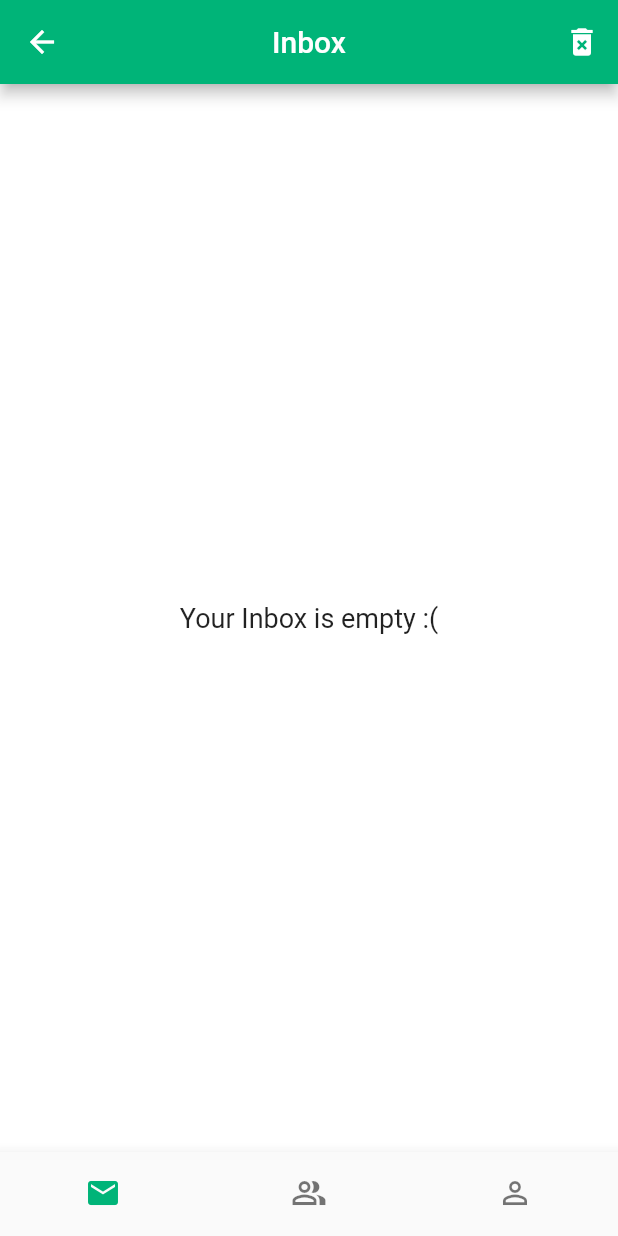
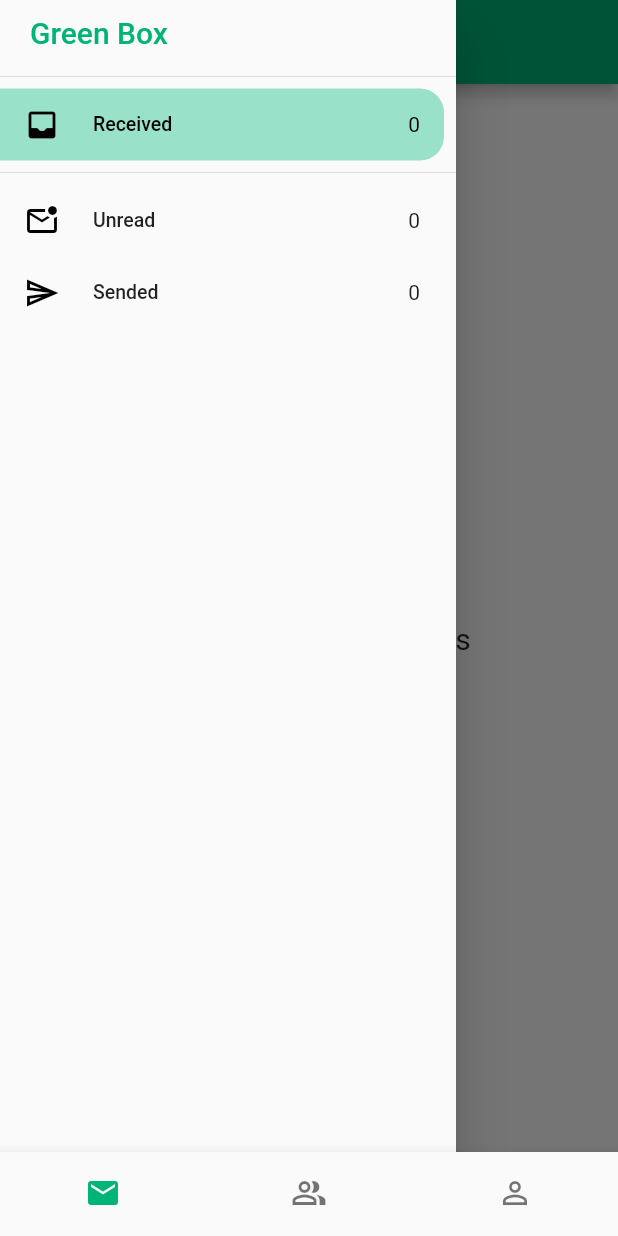
Before and after one commit to nikolay-potehin/firebase_login_app, a Flutter app: the _HomePageView screen opened directly, with the side drawer open (before the commit the screen has no drawer), on a phone screen of 412 x 824 dp. Run offline on Flutter 3.47's test engine with Material 2 defaults, Android fonts, the phone set to English and light mode, and no system bars; our stand-ins replace cloud_firestore, firebase_auth, firebase_core; accounts and stored records are empty.

Commit message:
Big Update - Inbox Drawer and Folders (basic filtering)

```diff
--- /dev/null
+++ b/lib/extensions/int_extenstions.dart
@@ -0,0 +1,3 @@
+extension IntExtensions on int {
+  String toCountString() => this < 100 ? toString() : '99+';
+}
--- a/lib/models/inbox_model.dart
+++ b/lib/models/inbox_model.dart
@@ -4,36 +4,92 @@ import 'package:cloud_firestore/cloud_firestore.dart';
 import 'package:firebase_login_app/repositories/user_repository.dart';
 import 'package:flutter/material.dart';
 
+enum Messages { sended, received, unread }
+
 class InboxModel extends ChangeNotifier {
-  late final Stream<QuerySnapshot<Map<String, dynamic>>> _stream;
-  late final StreamSubscription _streamSubscription;
-  QuerySnapshot<Map<String, dynamic>>? receivedMessages;
+  late final Stream<QuerySnapshot<Map<String, dynamic>>> _receivedMsgStream;
+  late final StreamSubscription _receivedMsgSubscription;
+  List<DocumentSnapshot<Map<String, dynamic>>>? _receivedMessages;
+
+  late final Stream<QuerySnapshot<Map<String, dynamic>>> _sendedMsgStream;
+  late final StreamSubscription _sendedMsgSubscription;
+  List<DocumentSnapshot<Map<String, dynamic>>>? _sendedMessages;
+
+  final Map<Messages, int?> _messagesCounter = {};
+  Map<Messages, int?> get messagesCounter => _messagesCounter;
+
+  Messages _messageFilter = Messages.received;
+  Messages get filter => _messageFilter;
 
   InboxModel() {
-    _stream = FirebaseFirestore.instance
+    _receivedMsgStream = FirebaseFirestore.instance
         .collection('users')
         .doc(UserRepository.user!.email)
-        .collection('messages')
+        .collection('receivedMessages')
         .orderBy('sendAtTime', descending: true)
         .snapshots();
 
-    _streamSubscription = _stream.listen((snapshot) {
-      receivedMessages = snapshot;
+    _receivedMsgSubscription = _receivedMsgStream.listen((snapshot) {
+      _receivedMessages = snapshot.docs;
       notifyListeners();
+      _updateMessagesCounter();
+    });
+
+    _sendedMsgStream = FirebaseFirestore.instance
+        .collection('users')
+        .doc(UserRepository.user!.email)
+        .collection('sendedMessages')
+        .orderBy('sendAtTime', descending: true)
+        .snapshots();
+
+    _sendedMsgSubscription = _sendedMsgStream.listen((snapshot) {
+      _sendedMessages = snapshot.docs;
+      notifyListeners();
+      _updateMessagesCounter();
     });
   }
 
-  void cancel() => _streamSubscription.cancel();
+  void setFilter(Messages filter) {
+    _messageFilter = filter;
+    notifyListeners();
+  }
 
-  int countUnreadMessages() {
-    if (receivedMessages == null) return 0;
+  void _updateMessagesCounter() {
+    _messagesCounter[Messages.received] = _receivedMessages?.length;
+    _messagesCounter[Messages.sended] = _sendedMessages?.length;
+    _messagesCounter[Messages.unread] = _countUnreadMessages();
+  }
 
-    final unreads = receivedMessages!.docs
-        .map((doc) => (doc.data()['isUnread'] ?? false) as bool);
-    final count = unreads.fold(
-        0, (previousValue, unread) => previousValue + (unread ? 1 : 0));
+  List<DocumentSnapshot<Map<String, dynamic>>>? get messages {
+    switch (_messageFilter) {
+      case Messages.received:
+        return _receivedMessages;
+      case Messages.sended:
+        return _sendedMessages;
+      case Messages.unread:
+        return _receivedMessages
+            ?.where((document) => document.get('isUnread') ?? false)
+            .toList();
+    }
+  }
 
-    return count;
+  void cancel() {
+    _receivedMsgSubscription.cancel();
+    _sendedMsgSubscription.cancel();
+    _receivedMessages = null;
+    _sendedMessages = null;
+  }
+
+  int? _countUnreadMessages() {
+    if (_receivedMessages != null) {
+      final unreads = _receivedMessages!
+          .map((doc) => (doc.data()?['isUnread'] ?? false) as bool);
+      final count = unreads.fold(
+          0, (previousValue, unread) => previousValue + (unread ? 1 : 0));
+
+      return count;
+    }
+    return null;
   }
 
   void deleteAllMessages() async {
--- a/lib/models/user_avatars.dart
+++ b/lib/models/user_avatars.dart
@@ -52,11 +52,11 @@ class UserAvatars {
 }
 
 class UserAvatarData {
+  final IconData iconData;
+  final Color? backgroundColor;
+
   const UserAvatarData({
     required this.iconData,
     this.backgroundColor,
   });
-
-  final IconData iconData;
-  final Color? backgroundColor;
 }
--- a/lib/pages/home/home_page.dart
+++ b/lib/pages/home/home_page.dart
@@ -46,7 +46,7 @@ class _HomePageViewState extends State<_HomePageView> {
         body: _pages[currentIndex],
         bottomNavigationBar: Consumer<InboxModel>(
           builder: (context, inbox, _) {
-            final count = inbox.countUnreadMessages();
+            final count = inbox.messagesCounter[Messages.unread];
 
             return BottomNavigationBar(
               currentIndex: currentIndex,
@@ -56,8 +56,8 @@ class _HomePageViewState extends State<_HomePageView> {
               items: [
                 BottomNavigationBarItem(
                   icon: Badge.count(
-                    isLabelVisible: count != 0,
-                    count: count,
+                    isLabelVisible: count != null && count > 0,
+                    count: count ?? 0,
                     child: Icon(
                         currentIndex == 0 ? Icons.email : Icons.email_outlined),
                   ),
--- a/lib/pages/home/inbox/empty_inbox_widget.dart
+++ b/lib/pages/home/inbox/empty_inbox_widget.dart
@@ -1,14 +1,35 @@
+import 'package:firebase_login_app/extensions/string_extensions.dart';
+import 'package:firebase_login_app/models/inbox_model.dart';
 import 'package:flutter/material.dart';
 
 class EmptyInboxWidget extends StatelessWidget {
-  const EmptyInboxWidget({super.key});
+  const EmptyInboxWidget({
+    super.key,
+    required this.filter,
+  });
+
+  final Messages filter;
 
   @override
   Widget build(BuildContext context) {
-    return const Center(
-      child: Text(
-        'Your Inbox is empty :(',
-        style: TextStyle(fontSize: 18),
+    return Center(
+      child: SizedBox(
+        width: 240,
+        child: Column(
+          mainAxisSize: MainAxisSize.min,
+          children: [
+            const Icon(
+              Icons.drafts_outlined,
+              size: 40,
+            ),
+            const SizedBox(height: 10),
+            Text(
+              'Your "${filter.name.capitalize()}" folder is empty',
+              style: const TextStyle(fontSize: 20),
+              textAlign: TextAlign.center,
+            ),
+          ],
+        ),
       ),
     );
   }
--- /dev/null
+++ b/lib/pages/home/inbox/inbox_drawer.dart
@@ -0,0 +1,108 @@
+import 'package:firebase_login_app/extensions/int_extenstions.dart';
+import 'package:firebase_login_app/models/inbox_model.dart';
+import 'package:firebase_login_app/theme.dart';
+import 'package:flutter/material.dart';
+import 'package:provider/provider.dart';
+
+class InboxDrawer extends StatelessWidget {
+  const InboxDrawer({super.key});
+
+  @override
+  Widget build(BuildContext context) {
+    return Consumer<InboxModel>(
+      builder: (context, inbox, _) {
+        return Drawer(
+          child: SafeArea(
+            child: Padding(
+              padding: const EdgeInsets.symmetric(vertical: 10),
+              child: Column(
+                crossAxisAlignment: CrossAxisAlignment.start,
+                children: const [
+                  _DrawerTitle(),
+                  Divider(),
+                  _DrawerTile(
+                    filter: Messages.received,
+                    iconData: Icons.inbox_rounded,
+                    title: 'Received',
+                  ),
+                  Divider(),
+                  _DrawerTile(
+                    filter: Messages.unread,
+                    iconData: Icons.mark_email_unread_outlined,
+                    title: 'Unread',
+                  ),
+                  _DrawerTile(
+                    filter: Messages.sended,
+                    iconData: Icons.send_outlined,
+                    title: 'Sended',
+                  ),
+                ],
+              ),
+            ),
+          ),
+        );
+      },
+    );
+  }
+}
+
+class _DrawerTile extends StatelessWidget {
+  const _DrawerTile({
+    required this.filter,
+    required this.iconData,
+    required this.title,
+  });
+
+  final Messages filter;
+  final IconData iconData;
+  final String title;
+
+  @override
+  Widget build(BuildContext context) {
+    final inbox = context.read<InboxModel>();
+    final count = inbox.messagesCounter[filter];
+
+    return Padding(
+      padding: const EdgeInsets.only(right: 8),
+      child: ListTile(
+        dense: true,
+        shape: const RoundedRectangleBorder(
+          borderRadius: BorderRadius.horizontal(right: Radius.circular(16)),
+        ),
+        selectedColor: Colors.black,
+        selectedTileColor: myPrimarySwatch.shade200,
+        selected: inbox.filter == filter,
+        onTap: () {
+          inbox.setFilter(filter);
+          Navigator.of(context).pop();
+        },
+        minLeadingWidth: 30,
+        leading: Icon(
+          iconData,
+          color: Colors.black,
+        ),
+        title: Text(title),
+        trailing: count == null ? null : Text(count.toCountString()),
+      ),
+    );
+  }
+}
+
+class _DrawerTitle extends StatelessWidget {
+  const _DrawerTitle();
+
+  @override
+  Widget build(BuildContext context) {
+    return Padding(
+      padding: const EdgeInsets.only(left: 20, bottom: 10),
+      child: Text(
+        'Green Box',
+        style: TextStyle(
+          fontSize: 20,
+          color: myPrimarySwatch,
+          fontWeight: FontWeight.w500,
+        ),
+      ),
+    );
+  }
+}
--- a/lib/pages/home/inbox/inbox_page.dart
+++ b/lib/pages/home/inbox/inbox_page.dart
@@ -1,7 +1,9 @@
 import 'package:cloud_firestore/cloud_firestore.dart';
+import 'package:firebase_login_app/extensions/string_extensions.dart';
 import 'package:firebase_login_app/models/inbox_model.dart';
 import 'package:firebase_login_app/models/utils.dart';
 import 'package:firebase_login_app/pages/home/inbox/empty_inbox_widget.dart';
+import 'package:firebase_login_app/pages/home/inbox/inbox_drawer.dart';
 import 'package:firebase_login_app/pages/home/inbox/message_tile.dart';
 import 'package:firebase_login_app/pages/home/message/message_page.dart';
 import 'package:flutter/material.dart';
@@ -15,32 +17,34 @@ class InboxPage extends StatelessWidget {
     return Scaffold(
       appBar: AppBar(
         title: const Text('Inbox'),
-        actions: [
-          IconButton(
-            onPressed: () => _deleteAllMessages(context),
-            icon: const Icon(Icons.delete_forever),
-          )
+        actions: const [
+          // IconButton(
+          //   onPressed: () => _deleteAllMessages(context),
+          //   icon: const Icon(Icons.delete_forever),
+          // )
         ],
       ),
+      drawer: const InboxDrawer(),
       body: Center(
         child: Consumer<InboxModel>(
-          builder: (context, model, _) {
-            final length = model.receivedMessages?.size;
-            final messages = model.receivedMessages?.docs;
+          builder: (context, inbox, _) {
+            final messages = inbox.messages;
 
             if (messages == null) return const CircularProgressIndicator();
 
-            if (messages.isEmpty) return const EmptyInboxWidget();
+            if (messages.isEmpty) return EmptyInboxWidget(filter: inbox.filter);
 
             return ListView.builder(
               padding: const EdgeInsets.symmetric(vertical: 10),
-              itemCount: length!,
+              itemCount: messages.length + 1,
               itemBuilder: (context, index) {
-                final messageDoc = messages[index];
+                if (index == 0) return _FolderNameWidget(inbox.filter);
+                final messageDoc = messages[index - 1];
 
                 return MessageTile(
                   messageDoc: messageDoc,
                   onTap: () => _openMessage(context, messageDoc),
+                  asSended: inbox.filter == Messages.sended,
                 );
               },
             );
@@ -73,3 +77,22 @@ class InboxPage extends StatelessWidget {
     }
   }
 }
+
+class _FolderNameWidget extends StatelessWidget {
+  const _FolderNameWidget(this.filter);
+
+  final Messages filter;
+
+  @override
+  Widget build(BuildContext context) {
+    return Container(
+      alignment: Alignment.centerLeft,
+      padding: const EdgeInsets.symmetric(horizontal: 20, vertical: 4),
+      decoration: const BoxDecoration(),
+      child: Text(
+        filter.name.capitalize(),
+        style: const TextStyle(color: Colors.black54),
+      ),
+    );
+  }
+}
--- a/lib/pages/home/write_message/write_message_page.dart
+++ b/lib/pages/home/write_message/write_message_page.dart
@@ -67,7 +67,7 @@ class _WriteMessagePageState extends State<WriteMessagePage> {
 
     final message = MessageData(
       fromUser: UserData.fromDocument(currentUserDoc),
-      toEmail: widget.toUser.email,
+      toUser: widget.toUser,
       title: titleController.text.trim(),
       content: contentController.text.trim(),
       isUnread: true,
--- a/lib/repositories/user_repository.dart
+++ b/lib/repositories/user_repository.dart
@@ -90,11 +90,16 @@ class UserRepository {
   }
 
   static Future<void> _updateUser() async {
+    try {
       await FirebaseFirestore.instance
           .collection('users')
           .doc(user!.email)
           .update({
         'lastSignInTime': user!.metadata.lastSignInTime,
       });
+    } on FirebaseException catch (e) {
+      logout();
+      Utils.showSnackBar(e.message ?? 'Couldn\'t find user, please login');
     }
   }
+}
```
Also changed, not shown: lib/extensions/string_extensions.dart (+8 -0 lines), lib/models/message_data.dart (+13 -4 lines), lib/pages/home/inbox/message_tile.dart (+15 -5 lines), lib/pages/home/message/expandable_message_info_card.dart (+3 -4 lines), lib/pages/home/message/message_page_body.dart (+13 -7 lines), lib/repositories/messaging_repository.dart (+11 -5 lines). Lines whose indentation alone changed are shown as unchanged.
